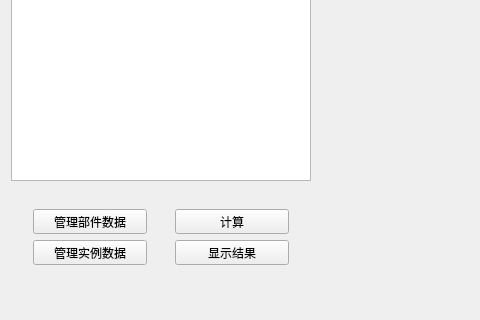
Before: the Qt Designer form TW/InterFace.ui in Shixuku/Tower-Visual, drawn with Qt 5; both pictures show x 0 to 480 and y 510 to 830 of the 1293 by 830 pixel window.
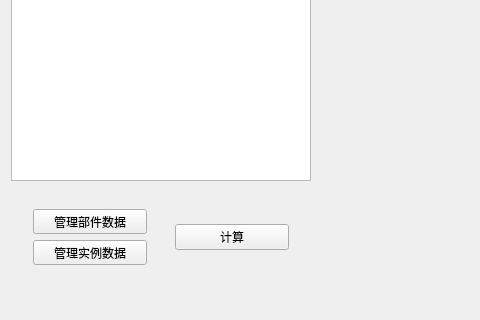
After: the same form once the commit is applied. Icons and pictures are not drawn.

```diff
--- a/TW/InterFace.ui
+++ b/TW/InterFace.ui
@@ -72,13 +72,6 @@
             </property>
            </widget>
           </item>
-          <item>
-           <widget class="QPushButton" name="btn_display">
-            <property name="text">
-             <string>显示结果</string>
-            </property>
-           </widget>
-          </item>
          </layout>
         </widget>
        </item>
```
